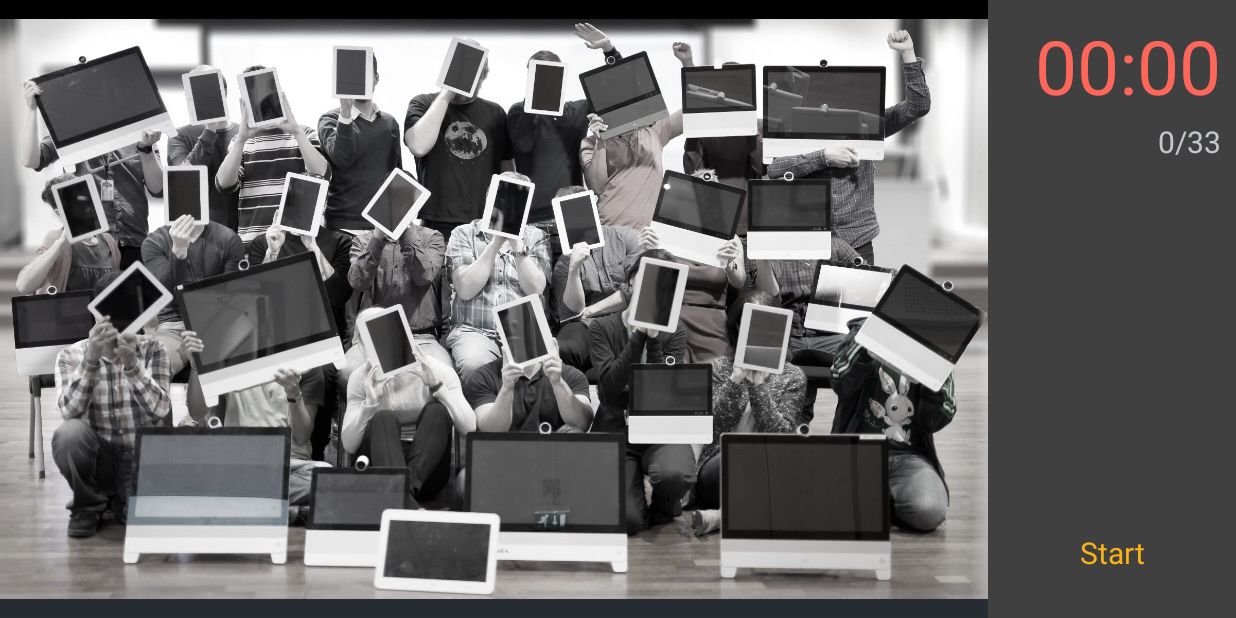
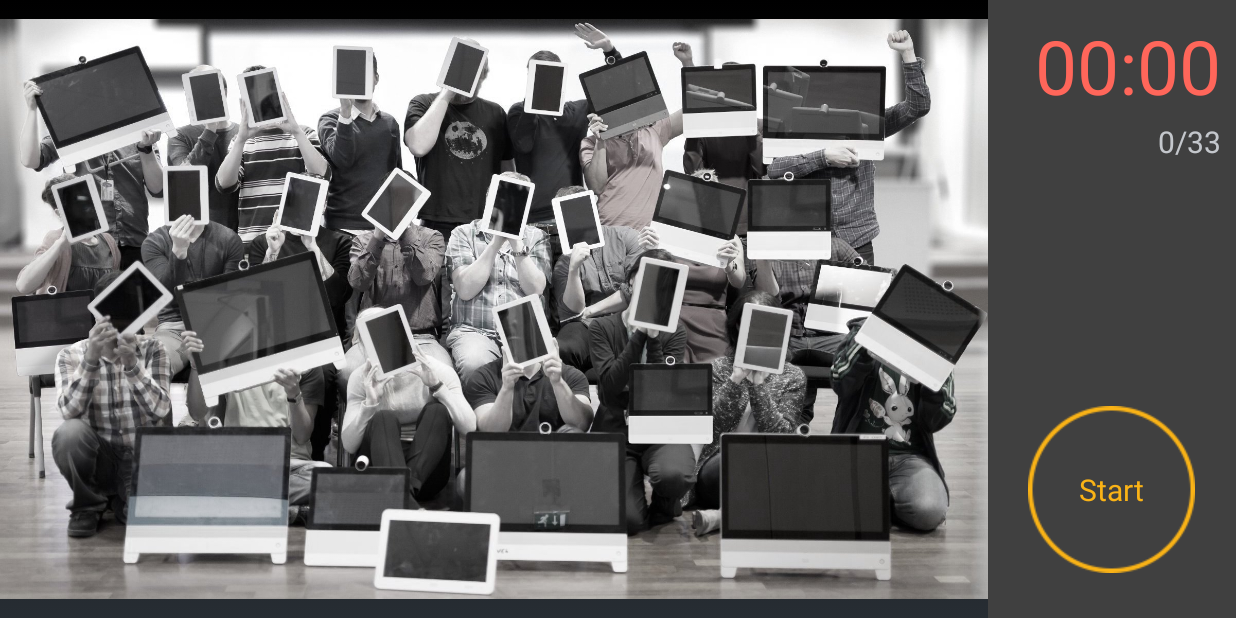
Before and after one commit to bjolseth/photogame, an Android app: the screen it shows after launch (GameActivity), on a phone screen of 824 x 412 dp (held sideways). Run offline under Robolectric (Android 15) with nearby library versions, the phone set to English and light mode, and no system bars.

Commit message:
use proper design on menu bar

```diff
--- a/app/src/main/res/layout/activity_game.xml
+++ b/app/src/main/res/layout/activity_game.xml
@@ -59,22 +59,24 @@
         <ImageView
             android:id="@+id/puzzle_piece"
             android:layout_centerInParent="true"
-            android:layout_width="wrap_content"
-            android:layout_height="wrap_content"
+            android:layout_width="150dp"
+            android:layout_height="150dp"
             />
 
         <TextView
             android:id="@+id/restart_button"
-            android:layout_width="match_parent"
-            android:layout_height="wrap_content"
+            android:layout_width="111dp"
+            android:layout_height="111dp"
             android:layout_alignParentBottom="true"
             android:textColor="@color/yellow"
             android:text="@string/start"
             android:layout_centerHorizontal="true"
+            android:background="@drawable/circle_small_yellow"
 
-            android:gravity="center_horizontal"
+            android:gravity="center"
             android:layout_marginBottom="20dp"
             android:textSize="20sp" />
+
 
         <TextView
             android:id="@+id/debug"
```
Also changed, not shown: app/src/main/res/drawable-hdpi/circle_large_gray.png (added), app/src/main/res/drawable-hdpi/circle_large_green.png (added), app/src/main/res/drawable-hdpi/circle_small_gray.png (added), app/src/main/res/drawable-hdpi/circle_small_green.png (added), app/src/main/res/drawable-hdpi/circle_small_yellow.png (added), app/src/main/res/drawable-hdpi/highlight.png (added).
